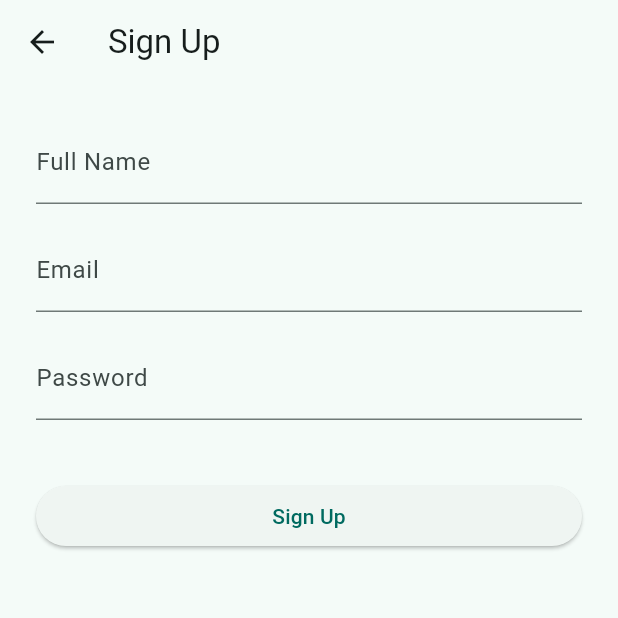
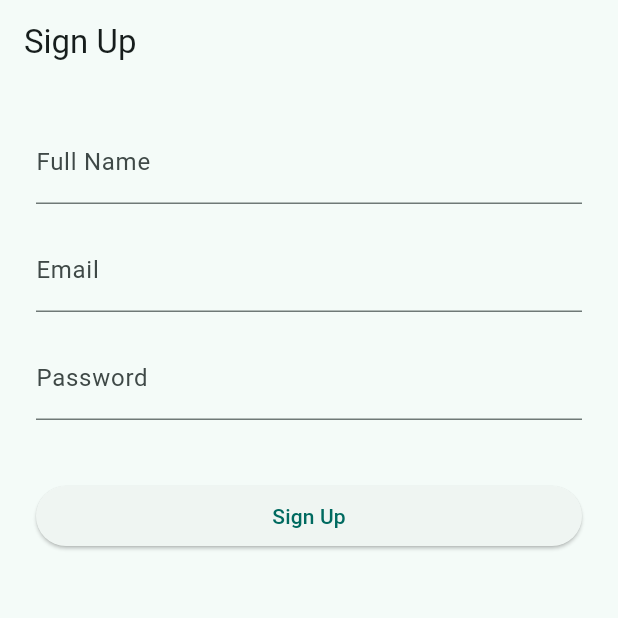
Before and after one commit to Prabesh5678/CallAppoint, a Flutter app: the screen it shows after launch, after a tap on "Log In", after a tap on "Don't have an account? Sign up", on a phone screen of 412 x 824 dp, the top half of it. Run offline on Flutter 3.47's test engine with Material 3 defaults, Android fonts, the phone set to English and light mode, and no system bars; our stand-ins replace dio, flutter_riverpod, flutter_secure_storage, go_router, supabase_flutter; accounts and stored records are empty; network calls fail.

Commit message:
added light dark mode toggle with post signin routing

```diff
--- /dev/null
+++ b/client/lib/core/app_theme.dart
@@ -0,0 +1,15 @@
+import 'package:flutter/material.dart';
+
+class AppTheme {
+  static ThemeData light = ThemeData(
+    useMaterial3: true,
+    colorSchemeSeed: Colors.teal,
+    brightness: Brightness.light,
+  );
+
+  static ThemeData dark = ThemeData(
+    useMaterial3: true,
+    colorSchemeSeed: Colors.teal,
+    brightness: Brightness.dark,
+  );
+}
--- /dev/null
+++ b/client/lib/core/router.dart
@@ -0,0 +1,76 @@
+import 'package:flutter/material.dart';
+import 'package:flutter_riverpod/flutter_riverpod.dart';
+import 'package:go_router/go_router.dart';
+import '../features/auth/providers/auth_provider.dart';
+import '../features/auth/screens/login_screen.dart';
+import '../features/auth/screens/signup_screen.dart';
+import '../features/home/patient_home_screen.dart';
+import '../features/home/doctor_home_screen.dart';
+import 'supabase_client.dart';
+
+final routerProvider = Provider<GoRouter>((ref) {
+  return GoRouter(
+    initialLocation: '/login',
+    refreshListenable: GoRouterRefreshStream(
+      ref.watch(authStateProvider.stream),
+    ),
+    redirect: (context, state) {
+      final loggedIn = supabase.auth.currentSession != null;
+      final loggingIn =
+          state.matchedLocation == '/login' ||
+          state.matchedLocation == '/signup';
+      if (!loggedIn && !loggingIn) return '/login';
+      if (loggedIn && loggingIn) return '/home';
+      return null;
+    },
+    routes: [
+      GoRoute(path: '/login', builder: (context, state) => const LoginScreen()),
+      GoRoute(
+        path: '/signup',
+        builder: (context, state) => const SignupScreen(),
+      ),
+      GoRoute(path: '/home', builder: (context, state) => const HomeRouter()),
+    ],
+  );
+});
+
+class GoRouterRefreshStream extends ChangeNotifier {
+  GoRouterRefreshStream(Stream<dynamic> stream) {
+    stream.listen((_) => notifyListeners());
+  }
+}
+
+class HomeRouter extends ConsumerWidget {
+  const HomeRouter({super.key});
+
+  @override
+  Widget build(BuildContext context, WidgetRef ref) {
+    final meAsync = ref.watch(currentUserProfileProvider);
+    return meAsync.when(
+      loading: () =>
+          const Scaffold(body: Center(child: CircularProgressIndicator())),
+      error: (e, _) => Scaffold(
+        body: Center(
+          child: Column(
+            mainAxisAlignment: MainAxisAlignment.center,
+            children: [
+              Text('Error: $e'),
+              const SizedBox(height: 16),
+              ElevatedButton(
+                onPressed: () async {
+                  await supabase.auth.signOut();
+                  if (context.mounted) context.go('/login');
+                },
+                child: const Text('Back to Login'),
+              ),
+            ],
+          ),
+        ),
+      ),
+      data: (profile) {
+        if (profile['role'] == 'doctor') return const DoctorHomeScreen();
+        return const PatientHomeScreen();
+      },
+    );
+  }
+}
--- a/client/lib/features/auth/screens/login_screen.dart
+++ b/client/lib/features/auth/screens/login_screen.dart
@@ -1,5 +1,6 @@
 import 'package:flutter/material.dart';
 import 'package:flutter_riverpod/flutter_riverpod.dart';
+import 'package:go_router/go_router.dart';
 import '../providers/auth_provider.dart';
 
 class LoginScreen extends ConsumerStatefulWidget {
@@ -79,7 +80,7 @@ class _LoginScreenState extends ConsumerState<LoginScreen> {
                 ),
               ),
               TextButton(
-                onPressed: () => Navigator.pushNamed(context, '/signup'),
+                onPressed: () => context.go('/signup'),
                 child: const Text("Don't have an account? Sign up"),
               ),
             ],
--- a/client/lib/main.dart
+++ b/client/lib/main.dart
@@ -1,8 +1,9 @@
 import 'package:flutter/material.dart';
 import 'package:flutter_riverpod/flutter_riverpod.dart';
 import 'core/supabase_client.dart';
-import 'features/auth/screens/login_screen.dart';
-import 'features/auth/screens/signup_screen.dart';
+import 'core/theme_provider.dart';
+import 'core/app_theme.dart';
+import 'core/router.dart';
 
 void main() async {
   WidgetsFlutterBinding.ensureInitialized();
@@ -10,20 +11,20 @@ void main() async {
   runApp(const ProviderScope(child: CallAppointApp()));
 }
 
-class CallAppointApp extends StatelessWidget {
+class CallAppointApp extends ConsumerWidget {
   const CallAppointApp({super.key});
 
   @override
-  Widget build(BuildContext context) {
-    return MaterialApp(
+  Widget build(BuildContext context, WidgetRef ref) {
+    final themeMode = ref.watch(themeModeProvider);
+    final router = ref.watch(routerProvider);
+
+    return MaterialApp.router(
       title: 'CallAppoint',
-      theme: ThemeData(colorSchemeSeed: Colors.teal, useMaterial3: true),
-      initialRoute: '/login',
-      routes: {
-        '/login': (context) => const LoginScreen(),
-        '/signup': (context) => const SignupScreen(),
-        // '/home' comes next once we build role-based routing
-      },
+      theme: AppTheme.light,
+      darkTheme: AppTheme.dark,
+      themeMode: themeMode,
+      routerConfig: router,
     );
   }
 }
```
Also changed, not shown: client/lib/core/dio_client.dart (+18 -23 lines), client/lib/features/auth/providers/auth_provider.dart (+13 -3 lines), client/lib/features/home/doctor_home_screen.dart (added, +17 -0 lines), client/lib/features/home/patient_home_screen.dart (added, +17 -0 lines), client/lib/shared/widgets/theme_toggle_button.dart (added, +18 -0 lines), 2 other files.
